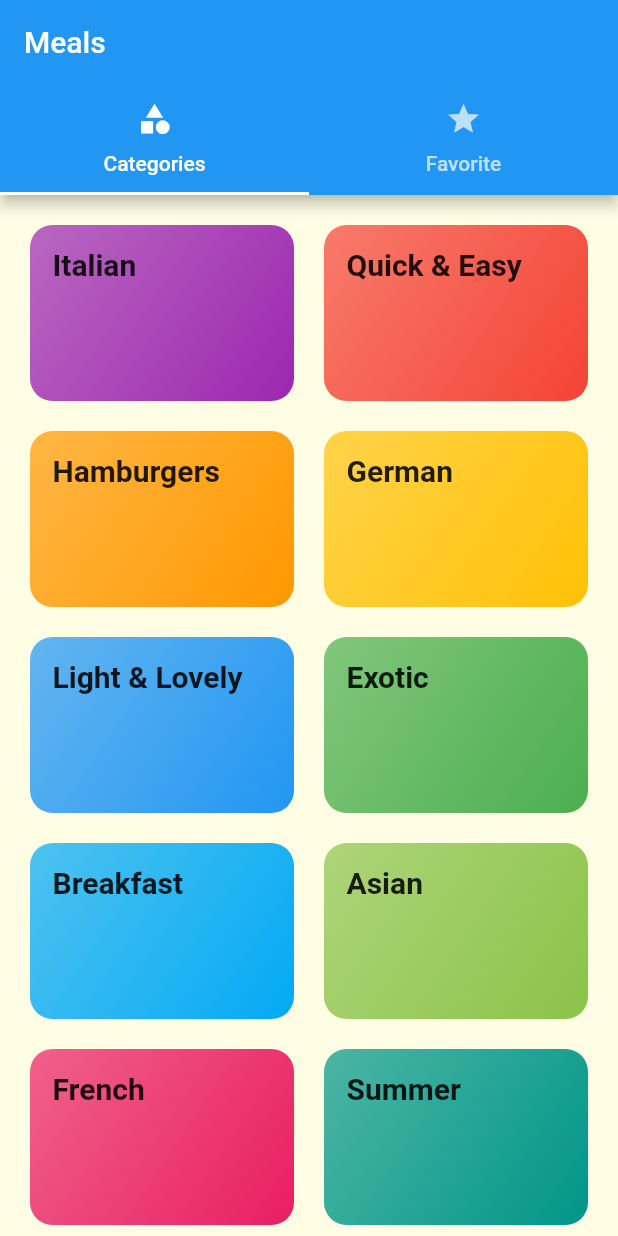
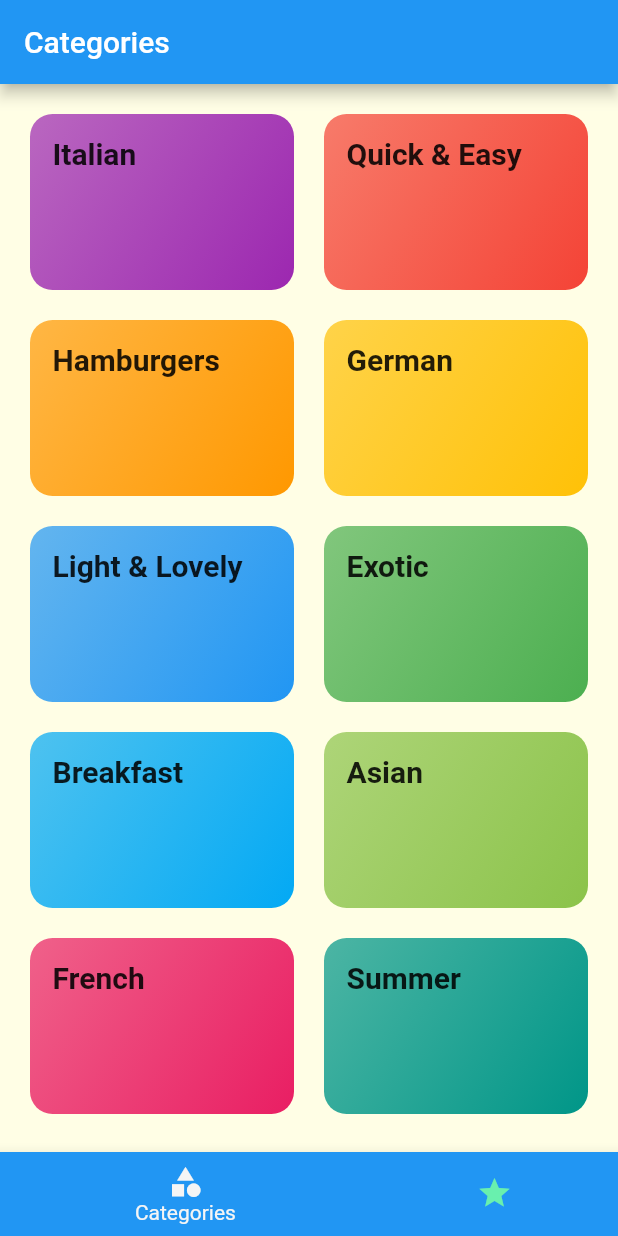
Before and after one commit to sinjikoro/meals_app, a Flutter app: the screen it shows after launch, on a phone screen of 412 x 824 dp. Run offline on Flutter 3.47's test engine with Material 2 defaults, Android fonts, the phone set to English and light mode, and no system bars; Roboto replaces fonts that are missing (Raleway, RobotoCondensed).

```diff
--- a/lib/screens/meal_detail_screen.dart
+++ b/lib/screens/meal_detail_screen.dart
@@ -1,6 +1,5 @@
 import 'package:flutter/material.dart';
 import 'package:meals_app/dummy_data.dart';
-import 'package:meals_app/models/meal.dart';
 
 class MealDetailScreen extends StatelessWidget {
   static const routePath = '/meal-detail';
--- a/lib/screens/tabs_screen.dart
+++ b/lib/screens/tabs_screen.dart
@@ -11,30 +11,45 @@ class TabsScreen extends StatefulWidget {
 }
 
 class _TabsScreenState extends State<TabsScreen> {
+  final List<Map<String, Object>> _pages = const <Map<String, Object>>[
+    {'page': CategoriesScreen(), 'title': 'Categories'},
+    {'page': FavoriteScreen(), 'title': 'Your Favorite'},
+  ];
+  int _selectPageIndex = 0;
+
+  void _selectPage(int index) {
+    setState(() {
+      _selectPageIndex = index;
+    });
+  }
+
   @override
   Widget build(BuildContext context) {
-    return DefaultTabController(
-        length: 2,
-        child: Scaffold(
-          appBar: AppBar(
-            title: const Text('Meals'),
-            bottom: const TabBar(
-              tabs: <Widget>[
-                Tab(
-                  icon: Icon(Icons.category),
-                  text: 'Categories',
-                ),
-                Tab(
-                  icon: Icon(Icons.star),
-                  text: 'Favorite',
-                ),
-              ],
-            ),
+    return Scaffold(
+      appBar: AppBar(
+        title: Text(_pages[_selectPageIndex]['title'] as String),
+      ),
+      body: _pages[_selectPageIndex]['page'] as Widget,
+      bottomNavigationBar: BottomNavigationBar(
+        onTap: _selectPage,
+        backgroundColor: Theme.of(context).primaryColor,
+        unselectedItemColor: Colors.greenAccent,
+        selectedItemColor: Theme.of(context).selectedRowColor,
+        type: BottomNavigationBarType.shifting,
+        currentIndex: _selectPageIndex,
+        items: <BottomNavigationBarItem>[
+          BottomNavigationBarItem(
+            backgroundColor: Theme.of(context).primaryColor,
+            icon: const Icon(Icons.category),
+            label: 'Categories',
           ),
-          body: const TabBarView(children: [
-            CategoriesScreen(),
-            FavoriteScreen(),
-          ]),
-        ));
+          BottomNavigationBarItem(
+            backgroundColor: Theme.of(context).primaryColor,
+            icon: const Icon(Icons.star),
+            label: 'Favorite',
+          ),
+        ],
+      ),
+    );
   }
 }
```
